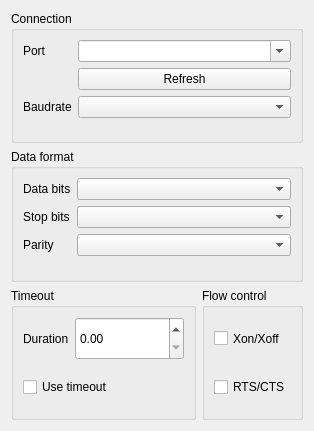
This is plover/gui_qt/config_serial_widget.ui in openstenoproject/plover as Qt 5 draws it before an edit. The edited form follows.
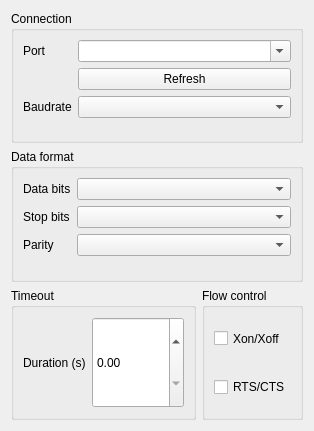
This is the edited form.

Commit message: Remove broken use_timeout checkbox in serial options (#1793)

```diff
--- a/plover/gui_qt/config_serial_widget.ui
+++ b/plover/gui_qt/config_serial_widget.ui
@@ -237,7 +237,7 @@
            </sizepolicy>
           </property>
           <property name="text">
-           <string>Duration</string>
+           <string>Duration (s)</string>
           </property>
           <property name="buddy">
            <cstring>timeout</cstring>
@@ -266,19 +266,6 @@
           </property>
          </widget>
         </item>
-        <item row="1" column="0" colspan="2">
-         <widget class="QCheckBox" name="use_timeout">
-          <property name="sizePolicy">
-           <sizepolicy hsizetype="Minimum" vsizetype="Minimum">
-            <horstretch>0</horstretch>
-            <verstretch>0</verstretch>
-           </sizepolicy>
-          </property>
-          <property name="text">
-           <string>Use timeout</string>
-          </property>
-         </widget>
-        </item>
        </layout>
       </widget>
      </item>
```
Left out of the diff: 17 changed lines with no effect on the pictures. The commit also changes 4 other files.
